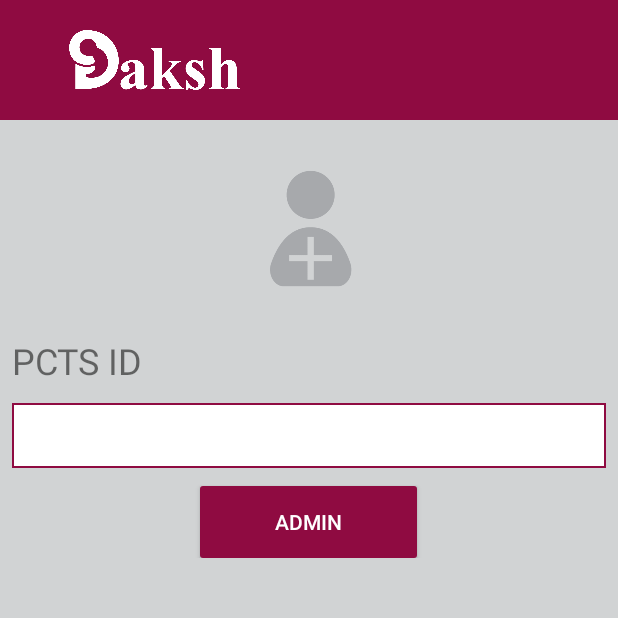
After one commit to abhas9/udaipur-hack-keyar, an Android app: the AdmissionActivity screen opened directly, with no data from a screen before it, on a phone screen of 412 x 824 dp, the top half of it. The commit adds this screen. Run offline under Robolectric (Android 15) with nearby library versions, the phone set to English and light mode, and no system bars.

Commit message:
add registration screen

```diff
--- a/app/build.gradle
+++ b/app/build.gradle
@@ -1,4 +1,5 @@
 apply plugin: 'com.android.application'
+apply plugin: 'realm-android'
 
 android {
     compileSdkVersion 26
@@ -21,12 +22,8 @@ android {
 
 dependencies {
     compile fileTree(dir: 'libs', include: ['*.jar'])
-    compile(name:'keyarhardware-debug', ext:'aar')
+    compile(name: 'keyarhardware-debug', ext: 'aar')
     compile 'cn.pedant.sweetalert:library:1.3'
-    androidTestCompile('com.android.support.test.espresso:espresso-core:2.2.2', {
-        exclude group: 'com.android.support', module: 'support-annotations'
-    })
-
     compile 'com.android.support:appcompat-v7:26.+'
     compile 'com.android.support.constraint:constraint-layout:1.0.2'
     testCompile 'junit:junit:4.12'
--- a/app/src/main/AndroidManifest.xml
+++ b/app/src/main/AndroidManifest.xml
@@ -4,6 +4,7 @@
           package="in.janitri.keyar">
 
     <application
+        android:name=".KeyarApplication"
         android:allowBackup="true"
         android:icon="@drawable/daksh_color"
         android:label="@string/app_name"
@@ -11,12 +12,14 @@
         android:supportsRtl="true"
         android:theme="@style/AppTheme"
         tools:replace="android:icon">
-
         <activity android:name=".HomeActivity">
             <intent-filter>
                 <action android:name="android.intent.action.MAIN"/>
+
                 <category android:name="android.intent.category.LAUNCHER"/>
             </intent-filter>
+        </activity>
+        <activity android:name=".AdmissionActivity">
         </activity>
     </application>
 
--- /dev/null
+++ b/app/src/main/java/in/janitri/keyar/AdmissionActivity.java
@@ -0,0 +1,13 @@
+package in.janitri.keyar;
+
+import android.support.v7.app.AppCompatActivity;
+import android.os.Bundle;
+
+public class AdmissionActivity extends AppCompatActivity {
+
+    @Override
+    protected void onCreate(Bundle savedInstanceState) {
+        super.onCreate(savedInstanceState);
+        setContentView(R.layout.activity_admission);
+    }
+}
--- a/app/src/main/java/in/janitri/keyar/HomeActivity.java
+++ b/app/src/main/java/in/janitri/keyar/HomeActivity.java
@@ -2,12 +2,16 @@ package in.janitri.keyar;
 
 import android.Manifest;
 import android.app.Activity;
+import android.content.Context;
+import android.content.Intent;
 import android.content.pm.PackageManager;
 import android.graphics.Color;
 import android.support.v4.app.ActivityCompat;
 import android.support.v7.app.AppCompatActivity;
 import android.os.Bundle;
 import android.util.Log;
+import android.view.View;
+import android.widget.FrameLayout;
 
 import cn.pedant.SweetAlert.SweetAlertDialog;
 import in.janitri.keyarhardware.KeyarCallback;
@@ -20,6 +24,7 @@ public class HomeActivity extends AppCompatActivity {
     private KeyarDevice keyarDevice;
     private Activity activity;
     private final int MY_PERMISSIONS_REQUEST = 1;
+    private FrameLayout addPatientFrameLayout;
     private KeyarCallback keyarCallback = new KeyarCallback() {
         @Override
         public void onData(KeyarData keyarData) {
@@ -68,6 +73,19 @@ public class HomeActivity extends AppCompatActivity {
         keyarDevice = KeyarDevice.getInstance(this);
         keyarDevice.setKeyarCallback(keyarCallback);
         keyarDevice.connectDevice();
+        initLayout();
+    }
+
+    void initLayout() {
+        addPatientFrameLayout = (FrameLayout) findViewById(R.id.addPatientFrameLayout);
+        final Context context = this;
+        addPatientFrameLayout.setOnClickListener(new View.OnClickListener() {
+            @Override
+            public void onClick(View view) {
+                Intent intent = new Intent(context, AdmissionActivity.class);
+                startActivity(intent);
+            }
+        });
     }
 
     @Override
--- /dev/null
+++ b/app/src/main/java/in/janitri/keyar/KeyarApplication.java
@@ -0,0 +1,26 @@
+package in.janitri.keyar;
+
+import android.app.Application;
+
+import io.realm.Realm;
+import io.realm.RealmConfiguration;
+
+/**
+ * Created by abhastandon on 02/12/17.
+ */
+
+public class KeyarApplication extends Application {
+
+    @Override
+    public void onCreate() {
+        super.onCreate();
+        Realm.init(getApplicationContext());
+        RealmConfiguration realmConfiguration = new RealmConfiguration.Builder()
+                .name(Realm.DEFAULT_REALM_NAME)
+                .schemaVersion(0)
+                .deleteRealmIfMigrationNeeded()
+                .build();
+        Realm.setDefaultConfiguration(realmConfiguration);
+
+    }
+}
--- /dev/null
+++ b/app/src/main/java/in/janitri/keyar/model/Patient.java
@@ -0,0 +1,13 @@
+package in.janitri.keyar.model;
+
+import io.realm.RealmObject;
+import io.realm.annotations.PrimaryKey;
+
+/**
+ * Created by abhastandon on 02/12/17.
+ */
+
+public class Patient extends RealmObject {
+    @PrimaryKey
+    private String id;
+}
--- /dev/null
+++ b/app/src/main/res/drawable/material_button.xml
@@ -0,0 +1,10 @@
+<?xml version="1.0" encoding="utf-8"?>
+<ripple xmlns:android="http://schemas.android.com/apk/res/android"
+        android:color="?attr/colorControlHighlight">
+    <item>
+        <shape xmlns:android="http://schemas.android.com/apk/res/android">
+            <corners android:radius="2dp" />
+            <solid android:color="@color/colorPrimary" />
+        </shape>
+    </item>
+</ripple>
--- /dev/null
+++ b/app/src/main/res/drawable/primary_border_white_background.xml
@@ -0,0 +1,7 @@
+<?xml version="1.0" encoding="utf-8"?>
+<shape xmlns:android="http://schemas.android.com/apk/res/android">
+    <solid android:color="#ffffff" />
+    <stroke
+        android:width="1dip"
+        android:color="@color/colorPrimary" />
+</shape>
--- /dev/null
+++ b/app/src/main/res/layout/activity_admission.xml
@@ -0,0 +1,70 @@
+<?xml version="1.0" encoding="utf-8"?>
+<LinearLayout
+    xmlns:android="http://schemas.android.com/apk/res/android"
+    xmlns:tools="http://schemas.android.com/tools"
+    android:layout_width="match_parent"
+    android:layout_height="match_parent"
+    xmlns:app="http://schemas.android.com/apk/res-auto"
+    android:orientation="vertical"
+    tools:context="in.janitri.keyar.AdmissionActivity">
+    <LinearLayout
+        android:layout_width="match_parent"
+        android:layout_height="@dimen/topbar_height"
+        android:orientation="horizontal"
+        android:background="@color/colorPrimary">
+        <FrameLayout
+            android:layout_weight="1"
+            android:layout_width="0dp"
+            android:layout_height="match_parent"
+            android:padding="@dimen/logo_padding">
+            <ImageView
+                android:src="@drawable/daksh_white"
+                android:layout_width="match_parent"
+                android:layout_height="match_parent"/>
+        </FrameLayout>
+        <FrameLayout
+            android:layout_weight="1"
+            android:layout_width="0dp"
+            android:layout_height="match_parent"
+            android:padding="@dimen/topbar_text_padding">
+            <android.support.v4.widget.Space
+                android:layout_width="match_parent"
+                android:layout_height="match_parent"/>
+        </FrameLayout>
+    </LinearLayout>
+
+    <LinearLayout
+        android:layout_width="match_parent"
+        android:layout_height="wrap_content"
+        android:layout_marginTop="@dimen/vertical_margin"
+        android:paddingLeft="@dimen/horizontal_margin"
+        android:paddingRight="@dimen/horizontal_margin"
+        android:orientation="vertical">
+        <ImageView
+            android:layout_gravity="center"
+            android:src="@drawable/patient_admission"
+            android:layout_width="wrap_content"
+            android:layout_height="120dp"/>
+        <TextView
+            android:layout_marginTop="@dimen/vertical_margin"
+            android:layout_width="wrap_content"
+            android:layout_height="match_parent"
+            android:text="@string/patient_id_name"
+            android:textSize="24sp"/>
+        <EditText
+            android:background="@drawable/primary_border_white_background"
+            android:layout_marginTop="@dimen/vertical_margin"
+            android:padding="@dimen/edit_text_padding"
+            android:textSize="@dimen/edit_text_size"
+            android:layout_width="match_parent"
+            android:layout_height="wrap_content"/>
+        <Button
+            android:layout_marginTop="@dimen/vertical_margin"
+            android:layout_width="wrap_content"
+            android:layout_height="wrap_content"
+            android:layout_gravity="center"
+            android:text="@string/add_patient_button"
+            style="@style/coloredButtonStyle"/>
+    </LinearLayout>
+
+</LinearLayout>
--- a/app/src/main/res/layout/activity_home.xml
+++ b/app/src/main/res/layout/activity_home.xml
@@ -5,28 +5,30 @@
     xmlns:tools="http://schemas.android.com/tools"
     android:layout_width="match_parent"
     android:layout_height="match_parent"
+    android:orientation="vertical"
     tools:context="in.janitri.keyar.HomeActivity">
 
     <LinearLayout
         android:layout_width="match_parent"
-        android:layout_height="80dp"
+        android:layout_height="@dimen/topbar_height"
         android:orientation="horizontal"
         android:background="@color/colorPrimary">
         <FrameLayout
             android:layout_weight="1"
             android:layout_width="0dp"
             android:layout_height="match_parent"
-            android:padding="20dp">
+            android:padding="@dimen/logo_padding">
             <ImageView
                 android:src="@drawable/daksh_white"
                 android:layout_width="match_parent"
                 android:layout_height="match_parent"/>
         </FrameLayout>
         <FrameLayout
+            android:id="@+id/addPatientFrameLayout"
             android:layout_weight="1"
             android:layout_width="0dp"
             android:layout_height="match_parent"
-            android:padding="15dp">
+            android:padding="@dimen/topbar_text_padding">
             <TextView
                 android:text="@string/add_patient"
                 android:textColor="@color/colorWhite"
@@ -34,7 +36,7 @@
                 android:textAlignment="center"
                 android:layout_width="match_parent"
                 android:layout_height="wrap_content"
-                android:textSize="20sp"/>
+                android:textSize="@dimen/topbar_text_size"/>
         </FrameLayout>
 
     </LinearLayout>
--- a/app/src/main/res/values/colors.xml
+++ b/app/src/main/res/values/colors.xml
@@ -1,6 +1,7 @@
 <?xml version="1.0" encoding="utf-8"?>
 <resources>
     <color name="colorWhite">#FFF</color>
+    <color name="colorLightWhite">#D1D3D4</color>
     <color name="colorPrimary">#8F0B41</color>
     <color name="colorPrimaryDark">#303F9F</color>
     <color name="colorYellow">#ffb848</color>
--- /dev/null
+++ b/app/src/main/res/values/dimen.xml
@@ -0,0 +1,11 @@
+<?xml version="1.0" encoding="utf-8"?>
+<resources>
+    <dimen name="topbar_height">80dp</dimen>
+    <dimen name="logo_padding">20dp</dimen>
+    <dimen name="topbar_text_padding">15dp</dimen>
+    <dimen name="topbar_text_size">20sp</dimen>
+    <dimen name="vertical_margin">12dp</dimen>
+    <dimen name="horizontal_margin">8dp</dimen>
+    <dimen name="edit_text_padding">5dp</dimen>
+    <dimen name="edit_text_size">24sp</dimen>
+</resources>
--- a/app/src/main/res/values/strings.xml
+++ b/app/src/main/res/values/strings.xml
@@ -1,4 +1,6 @@
 <resources>
     <string name="app_name">Keyar</string>
     <string name="add_patient">NEW ADMISSION</string>
+    <string name="patient_id_name">PCTS ID</string>
+    <string name="add_patient_button">ADMIN</string>
 </resources>
--- a/app/src/main/res/values/styles.xml
+++ b/app/src/main/res/values/styles.xml
@@ -6,6 +6,14 @@
         <item name="colorPrimary">@color/colorPrimary</item>
         <item name="colorPrimaryDark">@color/colorPrimaryDark</item>
         <item name="colorAccent">@color/colorAccent</item>
+        <item name="android:windowBackground">@color/colorLightWhite</item>
+    </style>
+
+    <style name="coloredButtonStyle" parent="android:Widget.Material.Button">
+        <item name="android:textColor">@color/colorWhite</item>
+        <item name="android:background">@drawable/material_button</item>
+        <item name="android:paddingLeft">50dp</item>
+        <item name="android:paddingRight">50dp</item>
     </style>
 
 </resources>
--- a/build.gradle
+++ b/build.gradle
@@ -1,5 +1,4 @@
 // Top-level build file where you can add configuration options common to all sub-projects/modules.
-
 buildscript {
     repositories {
         jcenter()
@@ -7,6 +6,7 @@ buildscript {
     }
     dependencies {
         classpath 'com.android.tools.build:gradle:2.3.3'
+        classpath "io.realm:realm-gradle-plugin:4.2.0"
 
         // NOTE: Do not place your application dependencies here; they belong
         // in the individual module build.gradle files
```
Also changed, not shown: app/src/main/res/drawable/patient_admission.png (added).
